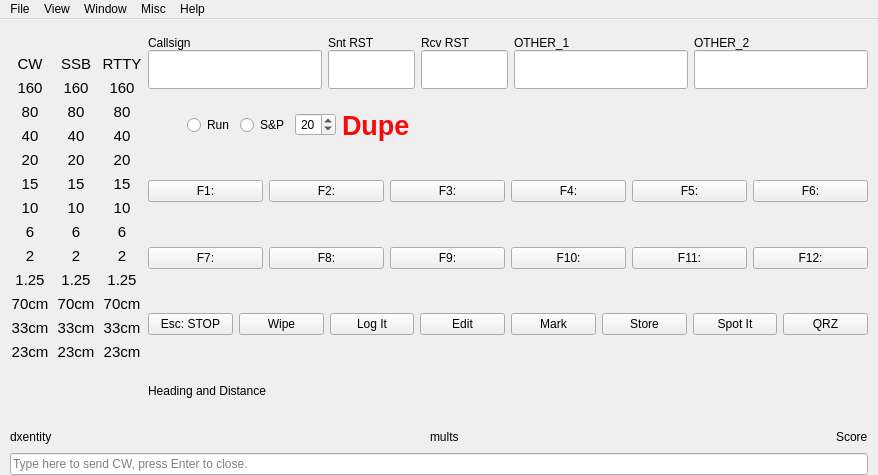
kyleboyle/not1mm, file not1mm/data/main.ui: the form before one commit.
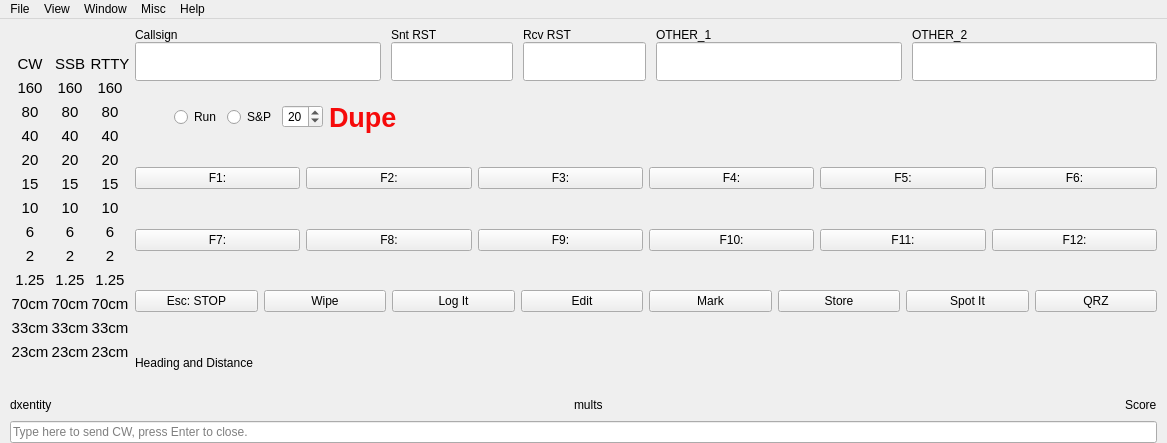
The form after the commit.

What changed in the file:
```diff
--- a/not1mm/data/main.ui
+++ b/not1mm/data/main.ui
@@ -9,8 +9,8 @@
    <rect>
     <x>0</x>
     <y>0</y>
-    <width>878</width>
-    <height>475</height>
+    <width>1167</width>
+    <height>443</height>
    </rect>
   </property>
   <property name="sizePolicy">
@@ -46,6 +46,9 @@
      <layout class="QVBoxLayout" name="verticalLayout" stretch="1,0,0">
       <item>
        <layout class="QHBoxLayout" name="mainsection">
+        <property name="spacing">
+         <number>0</number>
+        </property>
         <item>
          <widget class="QFrame" name="Band_Mode_Frame_CW">
           <property name="minimumSize">
@@ -585,8 +588,17 @@
         </item>
         <item>
          <layout class="QVBoxLayout" name="main_dialog" stretch="0,0,0,0,0,0">
+          <property name="spacing">
+           <number>10</number>
+          </property>
+          <property name="leftMargin">
+           <number>5</number>
+          </property>
           <item>
            <layout class="QHBoxLayout" name="qso_row1" stretch="2,1,1,2,2">
+            <property name="spacing">
+             <number>-1</number>
+            </property>
             <item>
              <widget class="QFrame" name="callsignfield">
               <layout class="QVBoxLayout" name="input_call">
@@ -1317,7 +1329,7 @@
     <rect>
      <x>0</x>
      <y>0</y>
-     <width>878</width>
+     <width>1167</width>
      <height>24</height>
     </rect>
    </property>
```
Left out of the diff: 9 changed lines with no effect on the pictures.
